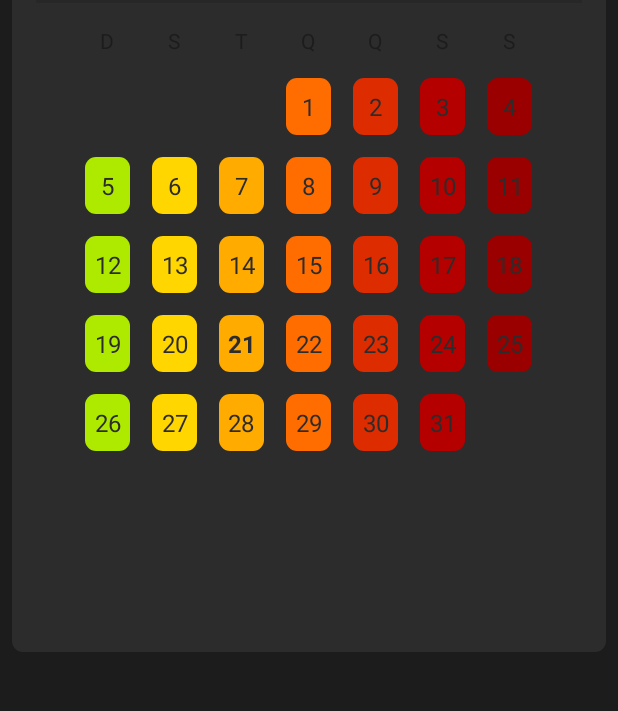
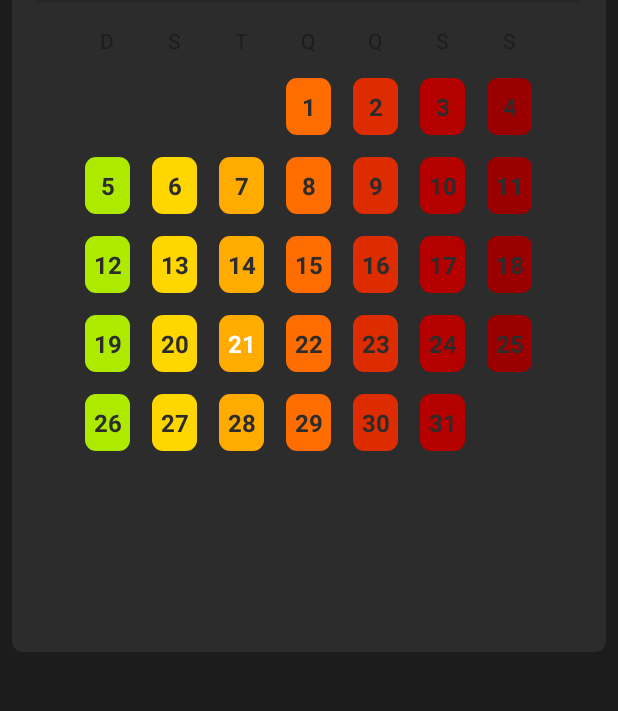
Before and after one commit to lucasfernandes09/calendario, an Android app: the screen it shows after launch (MainActivity), on a phone screen of 412 x 824 dp, the part 300-1011 px from its top. Run offline under Robolectric (Android 15) with nearby library versions, the phone set to English and light mode, and no system bars.

Commit message:
adding navigationBar theme

```diff
--- a/app/src/main/AndroidManifest.xml
+++ b/app/src/main/AndroidManifest.xml
@@ -9,7 +9,7 @@
         android:roundIcon="@mipmap/ic_launcher_round"
         android:supportsRtl="true"
         android:theme="@style/AppTheme">
-        <activity android:name=".MainActivity">
+        <activity android:name=".activity.MainActivity">
             <intent-filter>
                 <action android:name="android.intent.action.MAIN" />
 
--- a/app/src/main/java/com/app/meucalendario/adapter/AdapterDiasDoCalendario.java
+++ b/app/src/main/java/com/app/meucalendario/adapter/AdapterDiasDoCalendario.java
@@ -1,7 +1,9 @@
 package com.app.meucalendario.adapter;
 
+
+import android.graphics.Color;
 import android.graphics.Paint;
-import android.graphics.Typeface;
+
 import android.text.SpannableString;
 import android.view.LayoutInflater;
 import android.view.View;
@@ -97,9 +99,9 @@ public class AdapterDiasDoCalendario extends RecyclerView.Adapter<AdapterDiasDoC
     }
 
     public void diaAtual(Dia dia, MyViewHolder holder) {
-        if(dia.getDiaDoMes()==ldNow.getDayOfMonth() && dia.getMes().equals(ldNow.getMonth().name()) && dia.getAno()==ldNow.getYear()) {
-            //holder.tvDia.setBackgroundResource(R.drawable.bordas);
-            holder.tvDia.setTypeface(null, Typeface.BOLD);
+        if(dia.getDiaDoMes()==ldNow.getDayOfMonth() &&
+                dia.getMes().equals(ldNow.getMonth().name()) && dia.getAno()==ldNow.getYear()) {
+            holder.tvDia.setTextColor(Color.WHITE);
         }
     }
 
--- a/app/src/main/res/layout/activity_main.xml
+++ b/app/src/main/res/layout/activity_main.xml
@@ -5,7 +5,7 @@
     android:layout_width="match_parent"
     android:layout_height="match_parent"
     android:background="@color/colorPrimaryDark"
-    tools:context=".MainActivity">
+    tools:context=".activity.MainActivity">
 
     <androidx.recyclerview.widget.RecyclerView
         android:id="@+id/rvCalendario"
--- a/app/src/main/res/layout/layout_dias_do_calendario.xml
+++ b/app/src/main/res/layout/layout_dias_do_calendario.xml
@@ -21,6 +21,7 @@
         android:textAlignment="center"
         android:textColor="@color/colorPrimary"
         android:textSize="16sp"
+        android:textStyle="bold"
         app:layout_constraintBottom_toBottomOf="parent"
         app:layout_constraintEnd_toEndOf="parent"
         app:layout_constraintStart_toStartOf="parent"
--- /dev/null
+++ b/app/src/main/res/values-v27/styles.xml
@@ -0,0 +1,13 @@
+<?xml version="1.0" encoding="utf-8"?>
+<resources>
+
+    <style name="AppTheme" parent="Theme.AppCompat.Light">
+        <!-- Customize your theme here. -->
+        <item name="colorPrimary">@color/colorPrimary</item>
+        <item name="colorPrimaryDark">@color/colorPrimaryDark</item>
+        <item name="colorAccent">@color/colorAccent</item>
+
+        <item name="android:windowLightNavigationBar">false</item>
+        <item name="android:navigationBarColor">@color/colorPrimaryDark</item>
+    </style>
+</resources>
```
Also changed, not shown: app/src/main/java/com/app/meucalendario/activity/MainActivity.java (renamed from app/src/main/java/com/app/meucalendario/MainActivity.java, +2 -9 lines).
